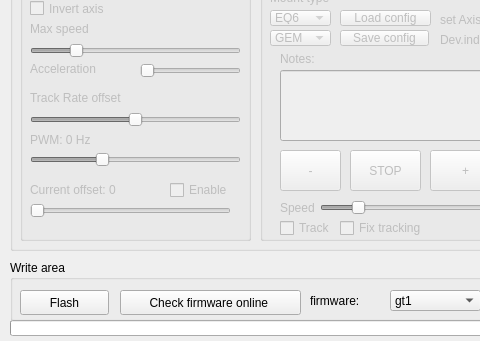
Before: the Qt Designer form mainwindow.ui in ahp-electronics/gt-configurator, drawn with Qt 5; both pictures show x 0 to 480 and y 320 to 661 of the 650 by 661 pixel window.
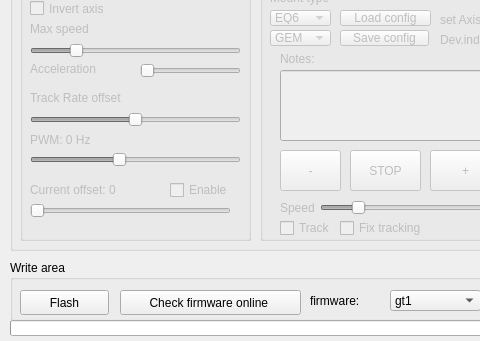
After: the same form once the commit is applied.

Commit message: Update values after reads

```diff
--- a/mainwindow.ui
+++ b/mainwindow.ui
@@ -874,7 +874,7 @@
        <number>0</number>
       </property>
       <property name="maximum">
-       <number>15</number>
+       <number>12</number>
       </property>
       <property name="value">
        <number>5</number>
```
The commit also changes 1 other file.
